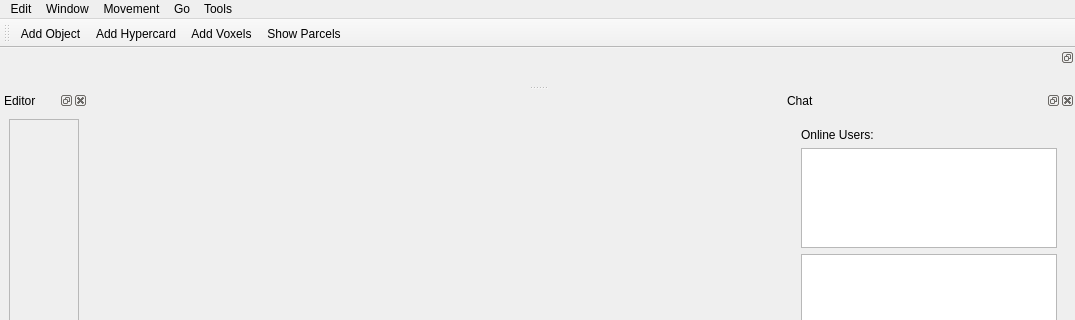
The window that gui_client/MainWindow.ui (shipilovden/substrata-metasiberia) describes before a commit, drawn with Qt 5; both pictures show x 0 to 1075 and y 0 to 320 of the 1075 by 787 pixel window.
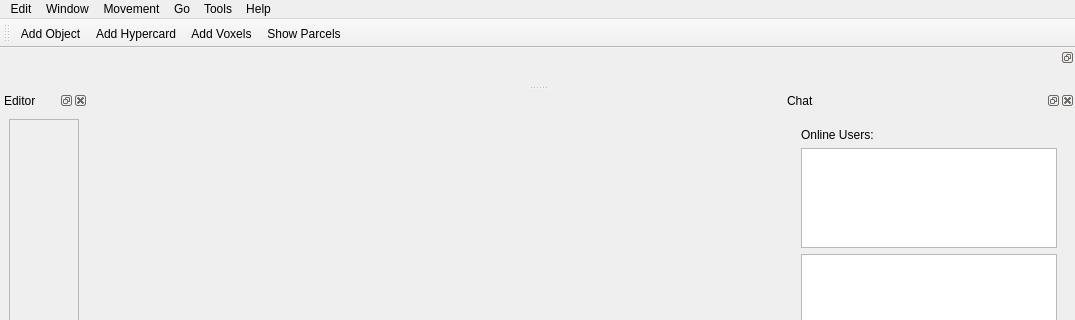
The same window after the commit. Custom widgets are drawn as their Qt base class.

Commit message: Added about dialog with temporary generate crash link. Disabled symbol extraction in make_dist_osx.rb.

```diff
--- a/gui_client/MainWindow.ui
+++ b/gui_client/MainWindow.ui
@@ -73,11 +73,18 @@
     </property>
     <addaction name="actionExport_view_to_Indigo"/>
    </widget>
+   <widget class="QMenu" name="menuHelp">
+    <property name="title">
+     <string>Help</string>
+    </property>
+    <addaction name="actionAbout_Substrata"/>
+   </widget>
    <addaction name="menuEdit"/>
    <addaction name="menuWindow"/>
    <addaction name="menuMovement"/>
    <addaction name="menuGo"/>
    <addaction name="menuTools"/>
+   <addaction name="menuHelp"/>
   </widget>
   <widget class="QStatusBar" name="statusbar"/>
   <widget class="QToolBar" name="toolBar">
```
Left out of the diff: 5 changed lines with no effect on the pictures. The commit also changes 6 other files.
